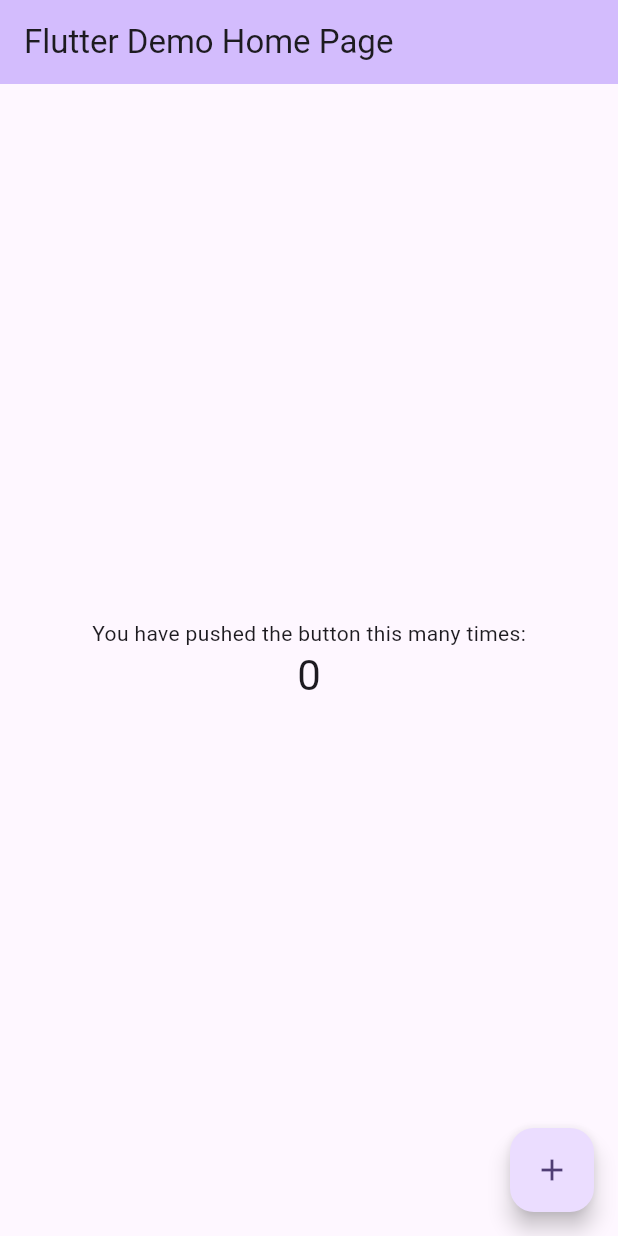
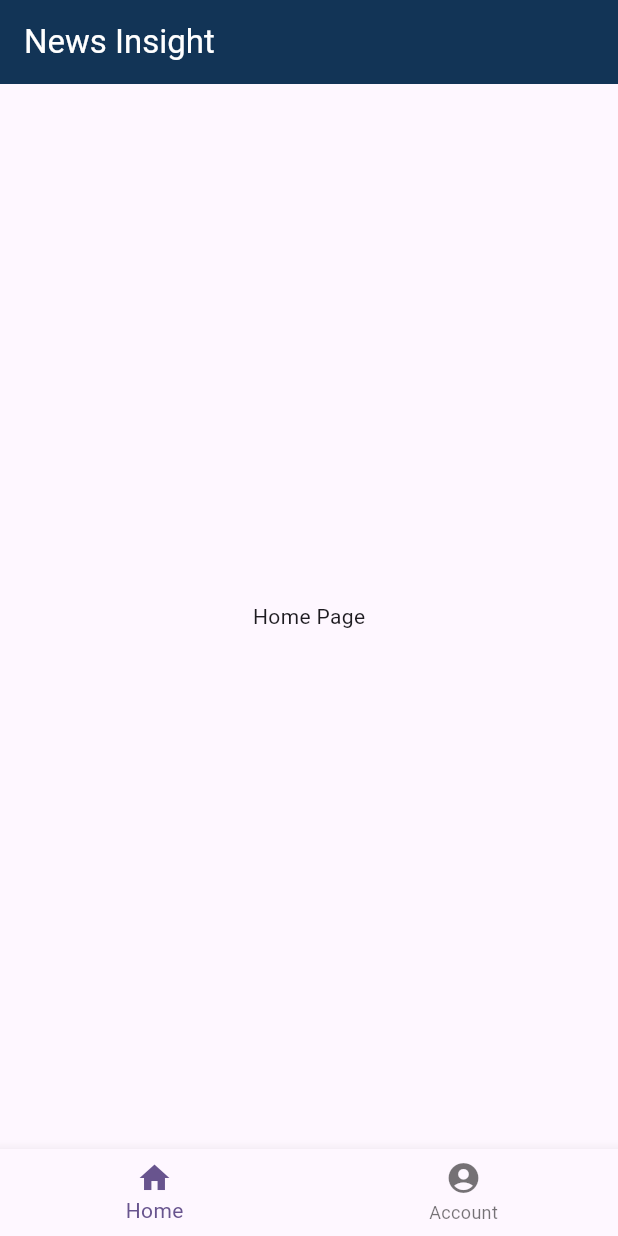
Before and after one commit to ChengTsungPao/news-insight, a Flutter app: the screen it shows after launch, on a phone screen of 412 x 824 dp. Run offline on Flutter 3.47's test engine with Material 3 defaults, Android fonts, the phone set to English and light mode, and no system bars.

Commit message:
Add home page scaffold with bottom nav, account page, and appearance settings
- Bottom navigation bar with Home and Account tabs
- Account page with profile header and settings list (Appearance, Notifications, Privacy, Help, About)
- Appearance modal bottom sheet for Light / Dark / Follow System theme switching
- Refactored into pages/ and widgets/ following standard Flutter structure
- Updated frontend README with features and code structure

Co-Authored-By: Claude Sonnet 4.6 <noreply@anthropic.com>

```diff
--- a/frontend/lib/main.dart
+++ b/frontend/lib/main.dart
@@ -1,122 +1,43 @@
 import 'package:flutter/material.dart';
+// ignore_for_file: library_private_types_in_public_api
+import 'widgets/main_shell.dart';
 
 void main() {
   runApp(const MyApp());
 }
 
-class MyApp extends StatelessWidget {
+class MyApp extends StatefulWidget {
   const MyApp({super.key});
 
-  // This widget is the root of your application.
+  static _MyAppState of(BuildContext context) =>
+      context.findAncestorStateOfType<_MyAppState>()!;
+
   @override
-  Widget build(BuildContext context) {
-    return MaterialApp(
-      title: 'Flutter Demo',
-      theme: ThemeData(
-        // This is the theme of your application.
-        //
-        // TRY THIS: Try running your application with "flutter run". You'll see
-        // the application has a purple toolbar. Then, without quitting the app,
-        // try changing the seedColor in the colorScheme below to Colors.green
-        // and then invoke "hot reload" (save your changes or press the "hot
-        // reload" button in a Flutter-supported IDE, or press "r" if you used
-        // the command line to start the app).
-        //
-        // Notice that the counter didn't reset back to zero; the application
-        // state is not lost during the reload. To reset the state, use hot
-        // restart instead.
-        //
-        // This works for code too, not just values: Most code changes can be
-        // tested with just a hot reload.
-        colorScheme: .fromSeed(seedColor: Colors.deepPurple),
-      ),
-      home: const MyHomePage(title: 'Flutter Demo Home Page'),
-    );
-  }
+  State<MyApp> createState() => _MyAppState();
 }
 
-class MyHomePage extends StatefulWidget {
-  const MyHomePage({super.key, required this.title});
+class _MyAppState extends State<MyApp> {
+  ThemeMode themeMode = ThemeMode.system;
 
-  // This widget is the home page of your application. It is stateful, meaning
-  // that it has a State object (defined below) that contains fields that affect
-  // how it looks.
-
-  // This class is the configuration for the state. It holds the values (in this
-  // case the title) provided by the parent (in this case the App widget) and
-  // used by the build method of the State. Fields in a Widget subclass are
-  // always marked "final".
-
-  final String title;
-
-  @override
-  State<MyHomePage> createState() => _MyHomePageState();
-}
-
-class _MyHomePageState extends State<MyHomePage> {
-  int _counter = 0;
-
-  void _incrementCounter() {
-    setState(() {
-      // This call to setState tells the Flutter framework that something has
-      // changed in this State, which causes it to rerun the build method below
-      // so that the display can reflect the updated values. If we changed
-      // _counter without calling setState(), then the build method would not be
-      // called again, and so nothing would appear to happen.
-      _counter++;
-    });
+  void setThemeMode(ThemeMode mode) {
+    setState(() => themeMode = mode);
   }
 
   @override
   Widget build(BuildContext context) {
-    // This method is rerun every time setState is called, for instance as done
-    // by the _incrementCounter method above.
-    //
-    // The Flutter framework has been optimized to make rerunning build methods
-    // fast, so that you can just rebuild anything that needs updating rather
-    // than having to individually change instances of widgets.
-    return Scaffold(
-      appBar: AppBar(
-        // TRY THIS: Try changing the color here to a specific color (to
-        // Colors.amber, perhaps?) and trigger a hot reload to see the AppBar
-        // change color while the other colors stay the same.
-        backgroundColor: Theme.of(context).colorScheme.inversePrimary,
-        // Here we take the value from the MyHomePage object that was created by
-        // the App.build method, and use it to set our appbar title.
-        title: Text(widget.title),
+    return MaterialApp(
+      title: 'News Insight',
+      theme: ThemeData(
+        colorScheme: ColorScheme.fromSeed(seedColor: Colors.deepPurple),
       ),
-      body: Center(
-        // Center is a layout widget. It takes a single child and positions it
-        // in the middle of the parent.
-        child: Column(
-          // Column is also a layout widget. It takes a list of children and
-          // arranges them vertically. By default, it sizes itself to fit its
-          // children horizontally, and tries to be as tall as its parent.
-          //
-          // Column has various properties to control how it sizes itself and
-          // how it positions its children. Here we use mainAxisAlignment to
-          // center the children vertically; the main axis here is the vertical
-          // axis because Columns are vertical (the cross axis would be
-          // horizontal).
-          //
-          // TRY THIS: Invoke "debug painting" (choose the "Toggle Debug Paint"
-          // action in the IDE, or press "p" in the console), to see the
-          // wireframe for each widget.
-          mainAxisAlignment: .center,
-          children: [
-            const Text('You have pushed the button this many times:'),
-            Text(
-              '$_counter',
-              style: Theme.of(context).textTheme.headlineMedium,
-            ),
-          ],
+      darkTheme: ThemeData(
+        colorScheme: ColorScheme.fromSeed(
+          seedColor: Colors.deepPurple,
+          brightness: Brightness.dark,
         ),
       ),
-      floatingActionButton: FloatingActionButton(
-        onPressed: _incrementCounter,
-        tooltip: 'Increment',
-        child: const Icon(Icons.add),
-      ),
+      themeMode: themeMode,
+      home: const MainShell(),
     );
   }
 }
--- /dev/null
+++ b/frontend/lib/pages/home_page.dart
@@ -0,0 +1,16 @@
+import 'package:flutter/material.dart';
+
+class HomePage extends StatelessWidget {
+  const HomePage({super.key});
+
+  @override
+  Widget build(BuildContext context) {
+    return Scaffold(
+      appBar: AppBar(
+        backgroundColor: const Color(0xFF123456),
+        title: const Text('News Insight', style: TextStyle(color: Colors.white)),
+      ),
+      body: const Center(child: Text('Home Page')),
+    );
+  }
+}
--- /dev/null
+++ b/frontend/lib/widgets/main_shell.dart
@@ -0,0 +1,34 @@
+import 'package:flutter/material.dart';
+import '../pages/home_page.dart';
+import '../pages/account_page.dart';
+
+class MainShell extends StatefulWidget {
+  const MainShell({super.key});
+
+  @override
+  State<MainShell> createState() => _MainShellState();
+}
+
+class _MainShellState extends State<MainShell> {
+  int _selectedIndex = 0;
+
+  static const List<Widget> _pages = [HomePage(), AccountPage()];
+
+  @override
+  Widget build(BuildContext context) {
+    return Scaffold(
+      body: _pages[_selectedIndex],
+      bottomNavigationBar: BottomNavigationBar(
+        currentIndex: _selectedIndex,
+        onTap: (index) => setState(() => _selectedIndex = index),
+        items: const [
+          BottomNavigationBarItem(icon: Icon(Icons.home), label: 'Home'),
+          BottomNavigationBarItem(
+            icon: Icon(Icons.account_circle),
+            label: 'Account',
+          ),
+        ],
+      ),
+    );
+  }
+}
```
Also changed, not shown: frontend/lib/pages/account_page.dart (added, +54 -0 lines), frontend/lib/widgets/appearance_sheet.dart (added, +59 -0 lines), frontend/lib/widgets/profile_header.dart (added, +37 -0 lines), frontend/lib/widgets/settings_tile.dart (added, +24 -0 lines), 1 other file.
